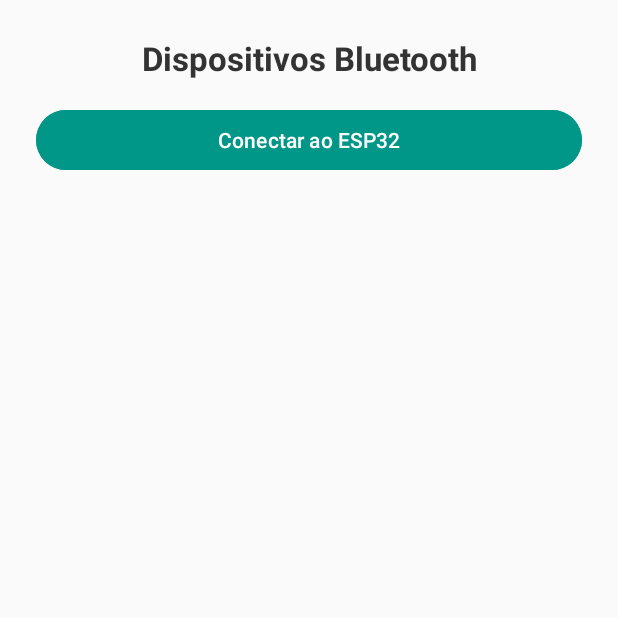
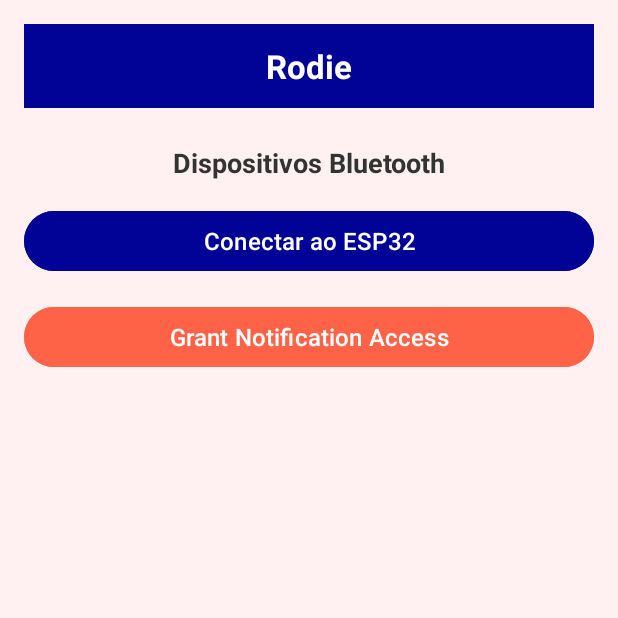
Before and after one commit to pestana1213/Roadie, an Android app: the screen it shows after launch (MainActivity), on a phone screen of 412 x 824 dp, the top half of it. Run offline under Robolectric (Android 15) with nearby library versions, the phone set to English and light mode, and no system bars.

Commit message:
Now sends notifications to smartwatch also

```diff
--- a/app/src/main/AndroidManifest.xml
+++ b/app/src/main/AndroidManifest.xml
@@ -11,6 +11,7 @@
     <uses-permission android:name="android.permission.BLUETOOTH_ADVERTISE" />
     <uses-permission android:name="android.permission.FOREGROUND_SERVICE" />
     <uses-permission android:name="android.permission.SYSTEM_ALERT_WINDOW"/>
+    <uses-permission android:name="android.permission.POST_NOTIFICATIONS" />
 
     <application
         android:allowBackup="true"
--- a/app/src/main/java/com/example/roadie/MainActivity.java
+++ b/app/src/main/java/com/example/roadie/MainActivity.java
@@ -1,17 +1,23 @@
 package com.example.roadie;
 
 import android.Manifest;
+import android.app.NotificationChannel;
+import android.app.NotificationManager;
 import android.bluetooth.BluetoothAdapter;
 import android.bluetooth.BluetoothDevice;
+import android.content.Intent;
 import android.content.pm.PackageManager;
 import android.os.Build;
 import android.os.Bundle;
+import android.provider.Settings;
 import android.util.Log;
 import android.view.View;
 import android.widget.ArrayAdapter;
 import android.widget.Button;
 import android.widget.ListView;
 import android.widget.Toast;
+import android.app.NotificationManager;
+import android.provider.Settings;
 
 import androidx.annotation.NonNull;
 import androidx.appcompat.app.AppCompatActivity;
@@ -37,6 +43,29 @@
 
         deviceListView = findViewById(R.id.deviceListView);
         Button btnConnect = findViewById(R.id.btn_connect);
+        Button btnGrantAccess = findViewById(R.id.btn_grant_access);
+        btnGrantAccess.setOnClickListener(view -> {
+            openNotificationAccessSettings();
+        });
+        if (Build.VERSION.SDK_INT >= Build.VERSION_CODES.TIRAMISU) {
+            if (ContextCompat.checkSelfPermission(this, android.Manifest.permission.POST_NOTIFICATIONS)
+                    != PackageManager.PERMISSION_GRANTED) {
+
+                ActivityCompat.requestPermissions(this,
+                        new String[]{android.Manifest.permission.POST_NOTIFICATIONS},
+                        100);
+            }
+        }
+        if (Build.VERSION.SDK_INT >= Build.VERSION_CODES.O) {
+            NotificationChannel channel = new NotificationChannel(
+                    "nav_channel",
+                    "Navigation",
+                    NotificationManager.IMPORTANCE_HIGH
+            );
+            channel.setDescription("Turn-by-turn navigation directions");
+            NotificationManager notificationManager = getSystemService(NotificationManager.class);
+            notificationManager.createNotificationChannel(channel);
+        }
 
         btnConnect.setOnClickListener(view -> {
             if (Build.VERSION.SDK_INT >= Build.VERSION_CODES.S &&
@@ -155,4 +184,30 @@
         }
         return null;
     }
+
+    private void openNotificationAccessSettings() {
+        try {
+            Intent intent = new Intent(Settings.ACTION_NOTIFICATION_LISTENER_SETTINGS);
+            startActivity(intent);
+        } catch (Exception e) {
+            Toast.makeText(this, "Failed to open Notification Settings", Toast.LENGTH_SHORT).show();
+        }
+    }
+
+    private boolean isNotificationAccessEnabled() {
+        String enabledListeners = Settings.Secure.getString(getContentResolver(),
+                "enabled_notification_listeners");
+        return enabledListeners != null && enabledListeners.contains(getPackageName());
+    }
+
+    @Override
+    protected void onResume() {
+        super.onResume();
+        if (isNotificationAccessEnabled()) {
+            // Proceed to use the notification listener
+            Log.d("MainActivity", "Notification access granted!");
+        } else {
+            Log.d("MainActivity", "Notification access not granted.");
+        }
+    }
 }
--- a/app/src/main/java/com/example/roadie/NavNotificationListener.java
+++ b/app/src/main/java/com/example/roadie/NavNotificationListener.java
@@ -44,12 +44,15 @@
 
             Log.d("NavNotificationListener", "Received notification: " + text);
             BluetoothHelper.sendData(text);
+            NotificationUtils.showNavigationStep(this, text);
 
         }
     }
 
     @Override
     public void onNotificationRemoved(StatusBarNotification sbn) {
-        // Handle the removal of a notification if necessary
+        if (sbn.getPackageName().equals("com.google.android.apps.maps")) {
+            NotificationUtils.cancelNavigationNotification(this);
+        }
     }
 }
--- a/app/src/main/res/layout/activity_main.xml
+++ b/app/src/main/res/layout/activity_main.xml
@@ -4,33 +4,73 @@
     android:layout_width="match_parent"
     android:layout_height="match_parent"
     android:orientation="vertical"
-    android:padding="24dp"
-    android:background="#FAFAFA">
+    android:padding="16dp"
+    android:background="#FFF1F1"
+    android:fitsSystemWindows="true"> <!-- Add this line to ensure the content adjusts to the status bar -->
 
+    <!-- Top Bar with App Name (No Margins, fits below the status bar) -->
+    <LinearLayout
+        android:layout_width="match_parent"
+        android:layout_height="56dp"
+        android:orientation="horizontal"
+        android:gravity="center"
+        android:background="#000396">
+
+        <TextView
+            android:id="@+id/tv_title"
+            android:layout_width="wrap_content"
+            android:layout_height="wrap_content"
+            android:text="Rodie"
+            android:textColor="#FFFFFF"
+            android:textSize="22sp"
+            android:textStyle="bold"
+            android:gravity="center" />
+    </LinearLayout>
+
+    <!-- Title Text -->
     <TextView
-        android:id="@+id/tv_title"
+        android:id="@+id/tv_devices"
         android:layout_width="match_parent"
         android:layout_height="wrap_content"
+        android:layout_marginTop="24dp"
+        android:layout_marginBottom="16dp"
+        android:gravity="center"
         android:text="Dispositivos Bluetooth"
-        android:textSize="22sp"
-        android:textStyle="bold"
         android:textColor="#333333"
-        android:gravity="center"
-        android:layout_marginBottom="16dp" />
+        android:textSize="18sp"
+        android:textStyle="bold" />
 
+    <!-- Connect Button -->
     <Button
         android:id="@+id/btn_connect"
         android:layout_width="match_parent"
         android:layout_height="wrap_content"
+        android:layout_marginBottom="16dp"
+        android:backgroundTint="#000396"
         android:text="Conectar ao ESP32"
-        android:backgroundTint="#009688"
         android:textColor="#FFFFFF"
-        android:layout_marginBottom="24dp" />
+        android:textSize="16sp"
+        android:layout_gravity="center" />
 
+    <!-- Grant Access Button -->
+    <Button
+        android:id="@+id/btn_grant_access"
+        android:layout_width="match_parent"
+        android:layout_height="wrap_content"
+        android:layout_marginBottom="16dp"
+        android:backgroundTint="#FF6347"
+        android:text="Grant Notification Access"
+        android:textColor="#FFFFFF"
+        android:textSize="16sp"
+        android:layout_gravity="center" />
+
+    <!-- Device List View -->
     <ListView
         android:id="@+id/deviceListView"
         android:layout_width="match_parent"
-        android:layout_height="match_parent"
+        android:layout_height="0dp"
+        android:layout_weight="1"
         android:divider="@android:color/darker_gray"
-        android:dividerHeight="1dp"/>
+        android:dividerHeight="1dp"
+        android:padding="8dp" />
 </LinearLayout>
```
Also changed, not shown: app/src/main/java/com/example/roadie/NotificationUtils.java (added, +61 -0 lines).
